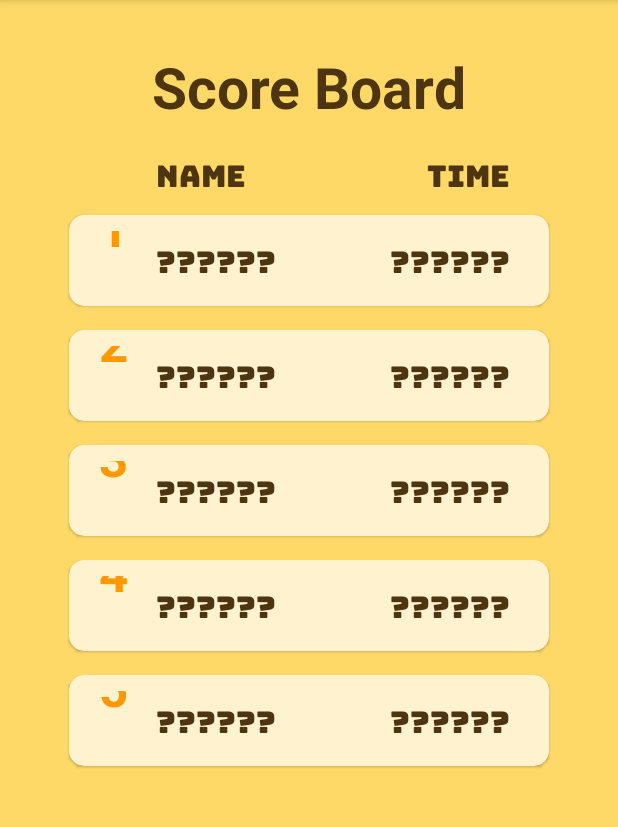
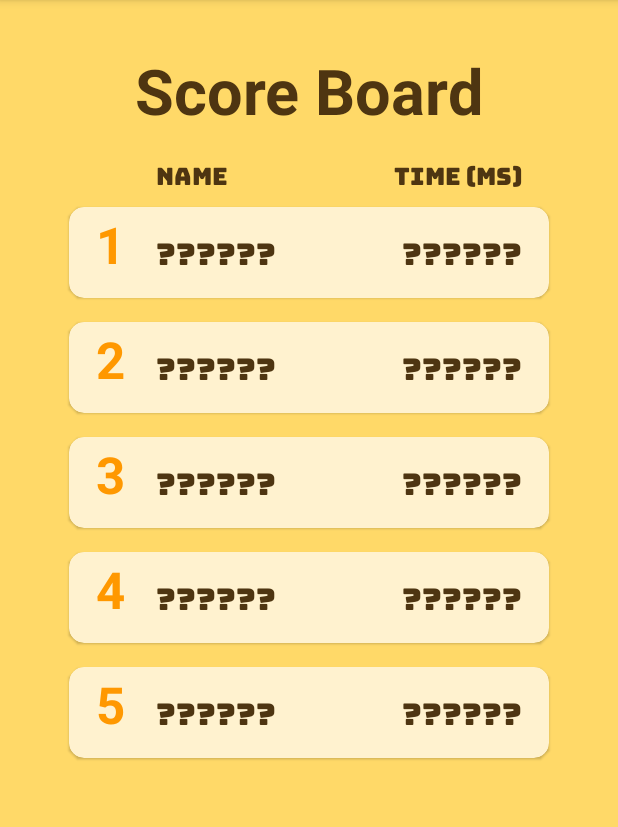
Before and after one commit to beirrie/memory-game-android-app, an Android app: the screen it shows after launch (Scoreboard), after a tap on "SCORE BOARD", on a phone screen of 412 x 824 dp, the part 84-911 px from its top. Run offline under Robolectric (Android 15) with nearby library versions, the light colour scheme and no system bars; Roboto replaces fonts that are not available here.

Commit message:
update ui and fix bug

```diff
--- a/app/src/main/java/iss/workshop/ca_memorygame/ImageSelectListener.java
+++ b/app/src/main/java/iss/workshop/ca_memorygame/ImageSelectListener.java
@@ -84,6 +84,7 @@ public class ImageSelectListener implements AdapterView.OnItemClickListener {
             Intent intent = new Intent(this.currentActivity, GamePage.class);
             intent.putStringArrayListExtra("image_paths", filePaths);
             this.currentActivity.startActivity(intent);
+            currentActivity.finish();
         }
     }
 }
--- a/app/src/main/res/layout/activity_scoreboard.xml
+++ b/app/src/main/res/layout/activity_scoreboard.xml
@@ -4,7 +4,7 @@
     xmlns:tools="http://schemas.android.com/tools"
     android:layout_width="match_parent"
     android:layout_height="match_parent"
-    android:background="#FFD968"
+    android:background="@color/yellow_200"
     tools:context=".Scoreboard">
 
 
@@ -22,11 +22,12 @@
             android:id="@+id/score_time"
             android:layout_width="wrap_content"
             android:layout_height="wrap_content"
-            android:layout_marginEnd="16dp"
+            android:layout_marginEnd="8dp"
+            android:elegantTextHeight="true"
             android:fontFamily="@font/bungee"
-            android:text="Time"
+            android:text="Time (ms)"
             android:textColor="@color/brown"
-            android:textSize="20sp"
+            android:textSize="16sp"
             app:layout_constraintBottom_toBottomOf="parent"
             app:layout_constraintEnd_toEndOf="parent"
             app:layout_constraintTop_toTopOf="parent" />
@@ -36,10 +37,11 @@
             android:layout_width="wrap_content"
             android:layout_height="wrap_content"
             android:layout_marginStart="48dp"
+            android:elegantTextHeight="true"
             android:fontFamily="@font/bungee"
             android:text="Name"
             android:textColor="@color/brown"
-            android:textSize="20sp"
+            android:textSize="16sp"
             app:layout_constraintBottom_toBottomOf="parent"
             app:layout_constraintStart_toStartOf="parent"
             app:layout_constraintTop_toTopOf="parent" />
@@ -68,32 +70,27 @@
             app:layout_constraintStart_toStartOf="parent"
             tools:layout_editor_absoluteY="189dp">
 
-            <LinearLayout
-                android:layout_width="wrap_content"
-                android:layout_height="40dp"
-                android:layout_marginStart="10dp"
-                android:orientation="vertical"
-                app:layout_constraintBottom_toBottomOf="parent"
-                app:layout_constraintStart_toStartOf="parent"
-                app:layout_constraintTop_toTopOf="parent">
-
             <TextView
                 android:id="@+id/top1text"
                 android:layout_width="wrap_content"
                 android:layout_height="wrap_content"
-                    android:layout_marginTop="-25dp"
+                android:layout_marginStart="8dp"
+                android:layout_marginTop="-4dp"
+                android:elegantTextHeight="true"
                 android:fontFamily="@font/bungee_shade"
                 android:text="1"
                 android:textColor="#FF9800"
                 android:textSize="34sp"
-                    android:textStyle="bold" />
-            </LinearLayout>
+                android:textStyle="bold"
+                app:layout_constraintStart_toStartOf="parent"
+                app:layout_constraintTop_toTopOf="parent" />
 
             <TextView
                 android:id="@+id/top1text_time"
                 android:layout_width="wrap_content"
                 android:layout_height="wrap_content"
-                android:layout_marginEnd="16dp"
+                android:layout_marginEnd="8dp"
+                android:elegantTextHeight="true"
                 android:fontFamily="@font/bungee"
                 android:text="@string/score_blank"
                 android:textColor="@color/brown"
@@ -107,6 +104,7 @@
                 android:layout_width="wrap_content"
                 android:layout_height="wrap_content"
                 android:layout_marginStart="48dp"
+                android:elegantTextHeight="true"
                 android:fontFamily="@font/bungee"
                 android:text="@string/score_blank"
                 android:textColor="@color/brown"
@@ -141,44 +139,40 @@
             app:layout_constraintStart_toStartOf="parent"
             tools:layout_editor_absoluteY="189dp">
 
-            <LinearLayout
-                android:layout_width="wrap_content"
-                android:layout_height="40dp"
-                android:layout_marginStart="10dp"
-                android:orientation="vertical"
-                app:layout_constraintBottom_toBottomOf="parent"
-                app:layout_constraintStart_toStartOf="parent"
-                app:layout_constraintTop_toTopOf="parent">
-
             <TextView
                 android:layout_width="wrap_content"
                 android:layout_height="wrap_content"
-                    android:layout_marginTop="-25dp"
+                android:layout_marginStart="8dp"
+                android:layout_marginTop="-4dp"
+                android:elegantTextHeight="true"
                 android:fontFamily="@font/bungee_shade"
                 android:text="2"
                 android:textColor="#FF9800"
                 android:textSize="34sp"
-                    android:textStyle="bold" />
-            </LinearLayout>
+                android:textStyle="bold"
+                app:layout_constraintStart_toStartOf="parent"
+                app:layout_constraintTop_toTopOf="parent" />
 
             <TextView
                 android:id="@+id/top2text_time"
                 android:layout_width="wrap_content"
                 android:layout_height="wrap_content"
-                android:layout_marginEnd="16dp"
+                android:layout_marginEnd="8dp"
+                android:elegantTextHeight="true"
                 android:fontFamily="@font/bungee"
                 android:text="@string/score_blank"
+                android:textColor="@color/brown"
                 android:textSize="20sp"
                 app:layout_constraintBottom_toBottomOf="parent"
                 app:layout_constraintEnd_toEndOf="parent"
-                app:layout_constraintTop_toTopOf="parent"
-                android:textColor="@color/brown" />
+                app:layout_constraintTop_toTopOf="parent" />
 
             <TextView
                 android:id="@+id/top2text_name"
                 android:layout_width="wrap_content"
                 android:layout_height="wrap_content"
                 android:layout_marginStart="48dp"
+                android:elegantTextHeight="true"
                 android:fontFamily="@font/bungee"
                 android:text="@string/score_blank"
                 android:textColor="@color/brown"
@@ -213,32 +207,27 @@
             app:layout_constraintStart_toStartOf="parent"
             tools:layout_editor_absoluteY="189dp">
 
-            <LinearLayout
-                android:layout_width="wrap_content"
-                android:layout_height="40dp"
-                android:layout_marginStart="10dp"
-                android:orientation="vertical"
-                app:layout_constraintBottom_toBottomOf="parent"
-                app:layout_constraintStart_toStartOf="parent"
-                app:layout_constraintTop_toTopOf="parent">
-
             <TextView
                 android:id="@+id/top3text"
                 android:layout_width="wrap_content"
                 android:layout_height="wrap_content"
-                    android:layout_marginTop="-25dp"
+                android:layout_marginStart="8dp"
+                android:layout_marginTop="-4dp"
+                android:elegantTextHeight="true"
                 android:fontFamily="@font/bungee_shade"
                 android:text="3"
                 android:textColor="#FF9800"
                 android:textSize="34sp"
-                    android:textStyle="bold" />
-            </LinearLayout>
+                android:textStyle="bold"
+                app:layout_constraintStart_toStartOf="parent"
+                app:layout_constraintTop_toTopOf="parent" />
 
             <TextView
                 android:id="@+id/top3text_time"
                 android:layout_width="wrap_content"
                 android:layout_height="wrap_content"
-                android:layout_marginEnd="16dp"
+                android:layout_marginEnd="8dp"
+                android:elegantTextHeight="true"
                 android:fontFamily="@font/bungee"
                 android:text="@string/score_blank"
                 android:textColor="@color/brown"
@@ -258,7 +247,8 @@
                 android:textSize="20sp"
                 app:layout_constraintBottom_toBottomOf="parent"
                 app:layout_constraintStart_toStartOf="parent"
-                app:layout_constraintTop_toTopOf="parent" />
+                app:layout_constraintTop_toTopOf="parent"
+                android:elegantTextHeight="true" />
         </androidx.constraintlayout.widget.ConstraintLayout>
 
     </com.google.android.material.card.MaterialCardView>
@@ -286,31 +276,26 @@
             app:layout_constraintStart_toStartOf="parent"
             tools:layout_editor_absoluteY="189dp">
 
-            <LinearLayout
-                android:layout_width="wrap_content"
-                android:layout_height="40dp"
-                android:layout_marginStart="10dp"
-                android:orientation="vertical"
-                app:layout_constraintBottom_toBottomOf="parent"
-                app:layout_constraintStart_toStartOf="parent"
-                app:layout_constraintTop_toTopOf="parent">
-
             <TextView
                 android:layout_width="wrap_content"
                 android:layout_height="wrap_content"
-                    android:layout_marginTop="-25dp"
+                android:layout_marginStart="8dp"
+                android:layout_marginTop="-4dp"
+                android:elegantTextHeight="true"
                 android:fontFamily="@font/bungee_shade"
                 android:text="4"
                 android:textColor="#FF9800"
                 android:textSize="34sp"
-                    android:textStyle="bold" />
-            </LinearLayout>
+                android:textStyle="bold"
+                app:layout_constraintStart_toStartOf="parent"
+                app:layout_constraintTop_toTopOf="parent" />
 
             <TextView
                 android:id="@+id/top4text_time"
                 android:layout_width="wrap_content"
                 android:layout_height="wrap_content"
-                android:layout_marginEnd="16dp"
+                android:layout_marginEnd="8dp"
+                android:elegantTextHeight="true"
                 android:fontFamily="@font/bungee"
                 android:text="@string/score_blank"
                 android:textColor="@color/brown"
@@ -324,6 +309,7 @@
                 android:layout_width="wrap_content"
                 android:layout_height="wrap_content"
                 android:layout_marginStart="48dp"
+                android:elegantTextHeight="true"
                 android:fontFamily="@font/bungee"
                 android:text="@string/score_blank"
                 android:textColor="@color/brown"
@@ -357,32 +343,27 @@
             app:layout_constraintStart_toStartOf="parent"
             tools:layout_editor_absoluteY="189dp">
 
-            <LinearLayout
-                android:layout_width="wrap_content"
-                android:layout_height="40dp"
-                android:layout_marginStart="10dp"
-                android:orientation="vertical"
-                app:layout_constraintBottom_toBottomOf="parent"
-                app:layout_constraintStart_toStartOf="parent"
-                app:layout_constraintTop_toTopOf="parent">
-
             <TextView
                 android:id="@+id/top5text"
                 android:layout_width="wrap_content"
                 android:layout_height="wrap_content"
-                    android:layout_marginTop="-25dp"
+                android:layout_marginStart="8dp"
+                android:layout_marginTop="-4dp"
+                android:elegantTextHeight="true"
                 android:fontFamily="@font/bungee_shade"
                 android:text="5"
                 android:textColor="#FF9800"
                 android:textSize="34sp"
-                    android:textStyle="bold" />
-            </LinearLayout>
+                android:textStyle="bold"
+                app:layout_constraintStart_toStartOf="parent"
+                app:layout_constraintTop_toTopOf="parent" />
 
             <TextView
                 android:id="@+id/top5text_time"
                 android:layout_width="wrap_content"
                 android:layout_height="wrap_content"
-                android:layout_marginEnd="16dp"
+                android:layout_marginEnd="8dp"
+                android:elegantTextHeight="true"
                 android:fontFamily="@font/bungee"
                 android:text="@string/score_blank"
                 android:textColor="@color/brown"
@@ -396,6 +377,7 @@
                 android:layout_width="wrap_content"
                 android:layout_height="wrap_content"
                 android:layout_marginStart="48dp"
+                android:elegantTextHeight="true"
                 android:fontFamily="@font/bungee"
                 android:text="@string/score_blank"
                 android:textColor="@color/brown"
@@ -415,7 +397,7 @@
         android:fontFamily="@font/bungee_shade"
         android:text="Score Board"
         android:textColor="@color/brown"
-        android:textSize="38sp"
+        android:textSize="42sp"
         android:textStyle="bold"
         app:layout_constraintBottom_toTopOf="@+id/constraintLayout"
         app:layout_constraintEnd_toEndOf="parent"
--- a/app/src/main/res/values/colors.xml
+++ b/app/src/main/res/values/colors.xml
@@ -8,6 +8,7 @@
     <color name="black">#FF000000</color>
     <color name="white">#FFFFFFFF</color>
     <color name="yellow">#FBB800</color>
+    <color name="yellow_200">#FFD968</color>
     <color name="light_yellow">#FFF2CF</color>
     <color name="brown">#4E3511</color>
 </resources>
```
Also changed, not shown: app/src/main/java/iss/workshop/ca_memorygame/GamePage.java (+5 -19 lines), app/src/main/res/layout/activity_game_page.xml (+19 -13 lines), app/src/main/res/layout/activity_main.xml (+8 -6 lines), app/src/main/res/layout/game_won_popup.xml (+13 -8 lines). Lines whose indentation alone changed are shown as unchanged.
